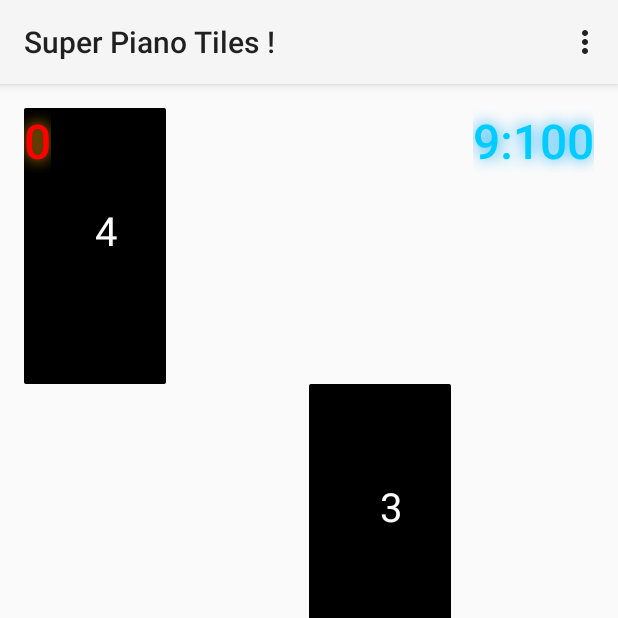
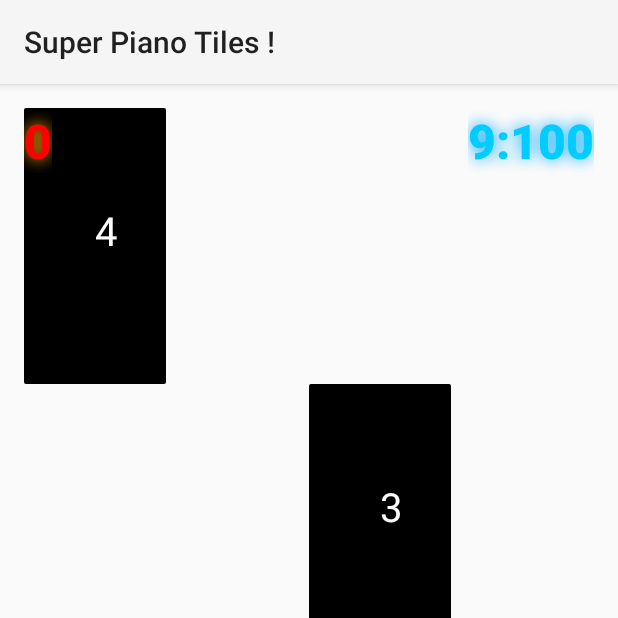
Before and after one commit to ValerianPerez/Android, an Android app: the screen it shows after launch (TilesStartActivity), on a phone screen of 412 x 824 dp, the top half of it. Run offline under Robolectric (Android 15) with nearby library versions, the phone set to English and light mode, and no system bars.

Commit message:
Annimation de comboStreak Combo apparait sous la pression Bold fonts Pas de menu bar

```diff
--- a/app/src/main/AndroidManifest.xml
+++ b/app/src/main/AndroidManifest.xml
@@ -9,7 +9,7 @@
         android:theme="@style/AppTheme" >
         <activity
             android:name=".TilesStartActivity"
-            android:label="@string/title_activity_tiles_start" >
+            android:label="@string/title_activity_tiles_start">
             <intent-filter>
                 <action android:name="android.intent.action.MAIN" />
 
--- a/app/src/main/java/fr/ups/sim/superpianotiles/TilesStartActivity.java
+++ b/app/src/main/java/fr/ups/sim/superpianotiles/TilesStartActivity.java
@@ -48,12 +48,14 @@ public class TilesStartActivity extends Activity {
         });
     }
 
+    /*
     @Override
     public boolean onCreateOptionsMenu(Menu menu) {
         // Inflate the menu; this adds items to the action bar if it is present.
         getMenuInflater().inflate(R.menu.menu_tiles_start, menu);
         return true;
     }
+    */
 
     @Override
     public boolean onOptionsItemSelected(MenuItem item) {
@@ -92,6 +94,8 @@ public class TilesStartActivity extends Activity {
 
             TilesView tilesView = (TilesView) findViewById(R.id.view);
             Tile currentTile = null;
+            TextView comboView = (TextView) findViewById(R.id.textViewCombo);
+
 
             if (!tilesView.getTiles().isEmpty())
                 currentTile = tilesView.getTiles().get(0);
@@ -104,6 +108,9 @@ public class TilesStartActivity extends Activity {
                 tilesView.getTiles().remove(0);
                 tilesView.getTrack().pollFirstTile();
                 slideTiles();
+
+                comboView.setX(x-10);
+                comboView.setY(y-65);
                 Log.i("TilesView", "Tile touched - " + currentTile.getText());
             }
             else { // Si aucune tile n'a été touché, ou si ce n'était pas le bonne,
--- a/app/src/main/res/anim/slide_tiles_4x4.xml
+++ b/app/src/main/res/anim/slide_tiles_4x4.xml
@@ -4,6 +4,5 @@
         android:fromYDelta="0"
         android:toYDelta="25%p"
         android:duration="100"
-        android:interpolator="@android:anim/accelerate_interpolator"
     />
 </set>
--- a/app/src/main/res/layout/activity_tiles_start.xml
+++ b/app/src/main/res/layout/activity_tiles_start.xml
@@ -22,6 +22,7 @@
         android:text="0:000"
         android:textColor="#00CCFF"
         android:textSize="32sp"
+        android:textStyle="bold"
         android:shadowColor="#00AAFF"
         android:shadowDx="0"
         android:shadowDy="0"
@@ -38,6 +39,7 @@
         android:text="0:000"
         android:textColor="#FF0000"
         android:textSize="32sp"
+        android:textStyle="bold"
         android:shadowColor="#FFa500"
         android:shadowDx="0"
         android:shadowDy="0"
@@ -53,8 +55,9 @@
         android:textAppearance="?android:attr/textAppearanceLarge"
         android:text="Combo"
         android:id="@+id/textViewCombo"
-        android:textColor="#FFFF00"
+        android:textColor="#FFDD00"
         android:textSize="32sp"
+        android:textStyle="bold"
         android:shadowColor="#FFFFFF"
         android:shadowDx="0"
         android:shadowDy="0"
--- a/app/src/main/res/values/styles.xml
+++ b/app/src/main/res/values/styles.xml
@@ -2,7 +2,8 @@
 
     <!-- Base application theme. -->
     <style name="AppTheme" parent="android:Theme.Holo.Light.DarkActionBar">
-        <!-- Customize your theme here. -->
+        <item name="android:windowActionBar">false</item>
+        <item name="android:windowNoTitle">true</item>
     </style>
 
     <style name="FullscreenTheme" parent="android:Theme.NoTitleBar">
```
